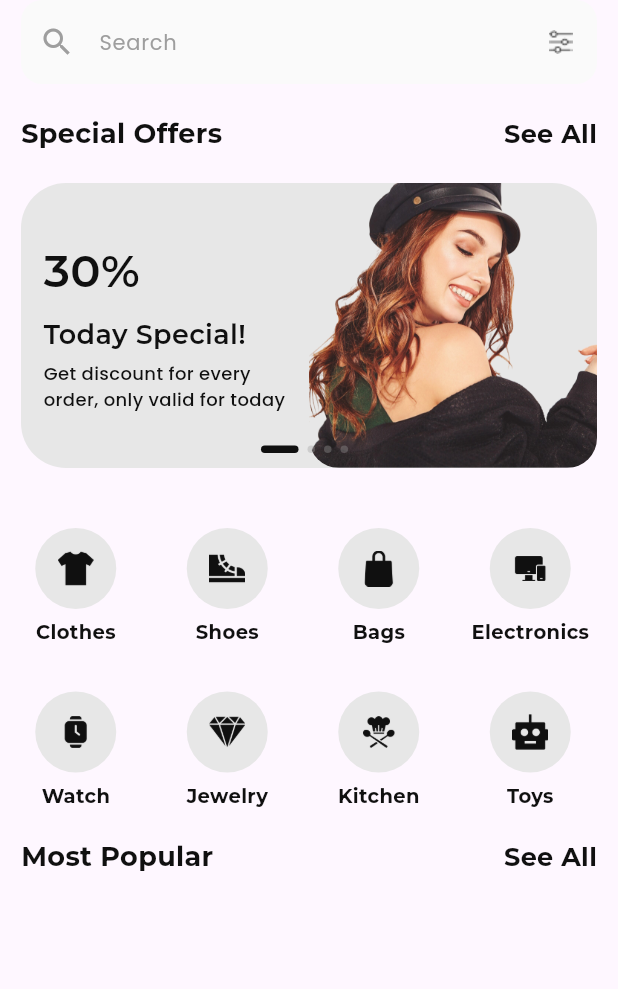
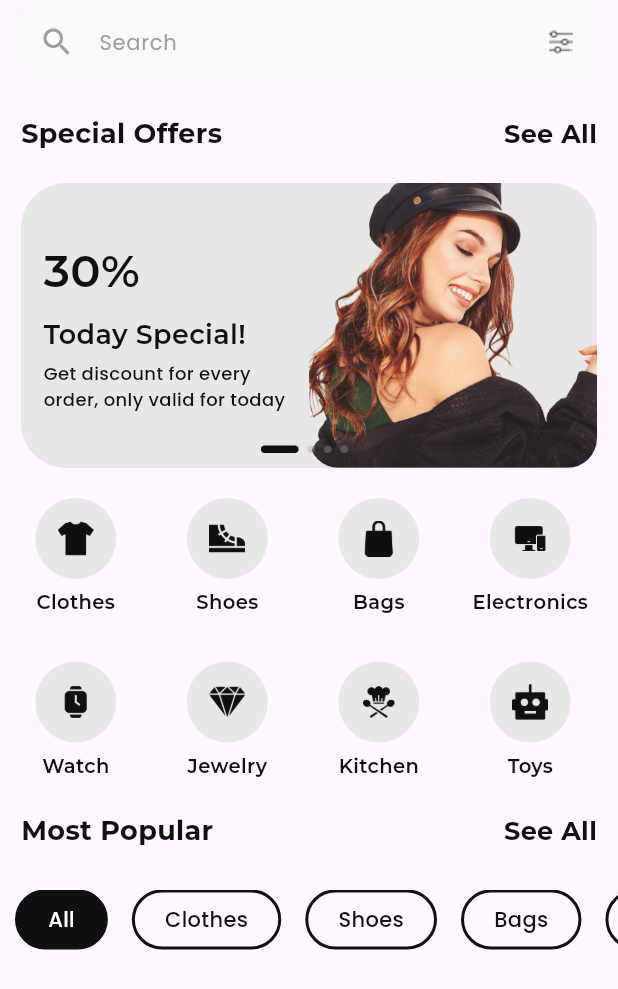
Before and after one commit to Aman-Singh-Rawat/E-Commerce-App, a Flutter app: the HomeBody widget shown alone on an empty page, opened directly, on a phone screen of 412 x 824 dp. Shown: the top 989 px of the screen. Run offline on Flutter 3.47's test engine with Material 3 defaults, Android fonts, the phone set to English and light mode, and no system bars; drawn by our look-alikes of carousel_slider; our stand-ins replace flutter_svg, google_fonts, intl_phone_field.

Commit message:
build product category

```diff
--- a/lib/ui/screens/home/home_body.dart
+++ b/lib/ui/screens/home/home_body.dart
@@ -3,6 +3,8 @@ import 'package:shoesy/ui/widgets/home_offer.dart';
 import 'package:shoesy/ui/widgets/product_items.dart';
 import 'package:shoesy/ui/widgets/search_view.dart';
 import 'package:shoesy/ui/widgets/section_header.dart';
+
+import '../../widgets/product_category.dart';
 
 class HomeBody extends StatefulWidget {
   const HomeBody({super.key});
@@ -33,10 +35,9 @@ class _HomeBodyState extends State<HomeBody> {
           ),
           const HomeOffer(),
           const SizedBox(height: 20),
-          const SizedBox(height: 20),
           Container(
             margin: const EdgeInsets.only(right: 8),
-            height: 192,
+            height: 195,
             child: const ProductItems(),
           ),
           Padding(
@@ -46,6 +47,11 @@ class _HomeBodyState extends State<HomeBody> {
               onTextClicked: () {},
             ),
           ),
+          const SizedBox(height: 12),
+          const SizedBox(
+            height: 40,
+            child: ProductCategory(),
+          ),
         ],
       ),
     );
--- a/lib/ui/screens/profile/fill_profile_input_widgets.dart
+++ b/lib/ui/screens/profile/fill_profile_input_widgets.dart
@@ -3,7 +3,7 @@ import 'package:google_fonts/google_fonts.dart';
 import 'package:shoesy/ui/screens/authentication/forgot_password_dialog.dart';
 
 import '../../../utils/converters.dart';
-import '../../../utils/fill_profile_property.dart';
+import '../../../utils/property.dart';
 import '../../../utils/profile_enum.dart';
 import '../../widgets/custom_button.dart';
 import '../../widgets/custom_textfield.dart';
--- a/lib/ui/widgets/home_offer.dart
+++ b/lib/ui/widgets/home_offer.dart
@@ -2,7 +2,7 @@ import 'package:carousel_slider/carousel_slider.dart';
 import 'package:flutter/material.dart';
 import 'package:google_fonts/google_fonts.dart';
 
-import '../../utils/fill_profile_property.dart';
+import '../../utils/property.dart';
 import '../../utils/profile_enum.dart';
 
 class HomeOffer extends StatefulWidget {
--- /dev/null
+++ b/lib/ui/widgets/product_category.dart
@@ -0,0 +1,58 @@
+import 'package:flutter/cupertino.dart';
+import 'package:flutter/material.dart';
+import 'package:google_fonts/google_fonts.dart';
+
+import '../../utils/property.dart';
+
+class ProductCategory extends StatefulWidget {
+  const ProductCategory({super.key});
+
+  @override
+  State<ProductCategory> createState() => _ProductCategoryState();
+}
+
+class _ProductCategoryState extends State<ProductCategory> {
+  int _selectedIndex = 0;
+
+
+  @override
+  Widget build(BuildContext context) {
+    return ListView.builder(
+      itemCount: productCategoryList.length,
+      scrollDirection: Axis.horizontal,
+      itemBuilder: (context, index) {
+        return Container(
+          margin: const EdgeInsets.only(left: 10, right: 6),
+          decoration: BoxDecoration(
+            color: _selectedIndex == index ? const Color(0xFF101010) : null,
+            borderRadius: BorderRadius.circular(20),
+            border: Border.all(
+              color: const Color(0xFF101010),
+              width: 2,
+            ),
+          ),
+          child: InkWell(
+            onTap: () {
+              setState(() {
+                _selectedIndex = index;
+              });
+            },
+            borderRadius: BorderRadius.circular(20),
+            child: Padding(
+              padding: const EdgeInsets.symmetric(horizontal: 20, vertical: 4),
+              child: Center(
+                child: Text(
+                  productCategoryList[index],
+                  style: GoogleFonts.poppins(
+                    color: _selectedIndex == index ? Colors.white : const Color(0xFF101010),
+                    fontWeight: FontWeight.w500,
+                  ),
+                ),
+              ),
+            ),
+          ),
+        );
+      },
+    );
+  }
+}
--- a/lib/ui/widgets/product_items.dart
+++ b/lib/ui/widgets/product_items.dart
@@ -1,7 +1,7 @@
 import 'package:flutter/cupertino.dart';
 import 'package:flutter/material.dart';
 import 'package:google_fonts/google_fonts.dart';
-import 'package:shoesy/utils/fill_profile_property.dart';
+import 'package:shoesy/utils/property.dart';
 
 import '../../utils/profile_enum.dart';
 
@@ -36,7 +36,7 @@ class ProductItems extends StatelessWidget {
               item[Products.clothes] as String,
               style: GoogleFonts.montserrat(
                 color: const Color(0xFF101010),
-                fontWeight: FontWeight.bold,
+                fontWeight: FontWeight.w600,
                 fontSize: 13,
               ),
             )
--- a/lib/utils/fill_profile_property.dart
+++ b/lib/utils/property.dart
@@ -82,3 +82,15 @@ List<Map<Products, Object>> productMap = [
     Products.clotheImage: "assets/images/img_toys.png"
   }
 ];
+
+List<String> productCategoryList = [
+  "All",
+  "Clothes",
+  "Shoes",
+  "Bags",
+  "Electronics",
+  "Watch",
+  "Jewelry",
+  "Kitchen",
+  "Toys",
+];
```
